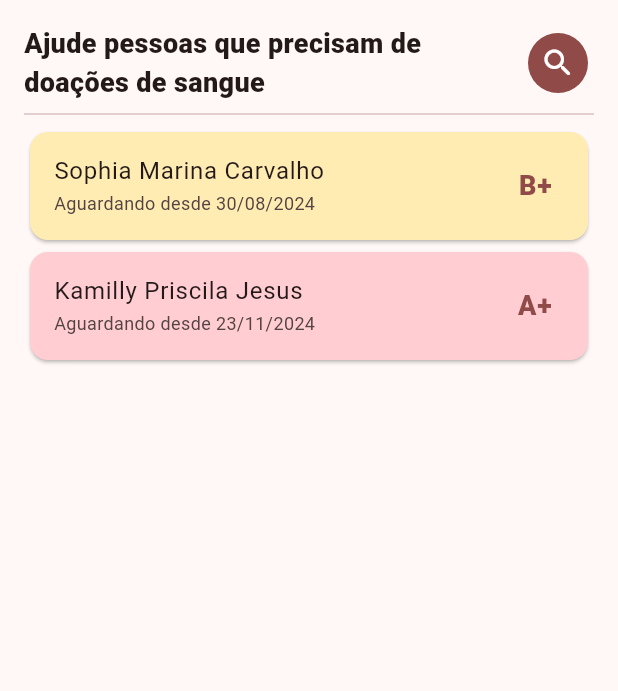
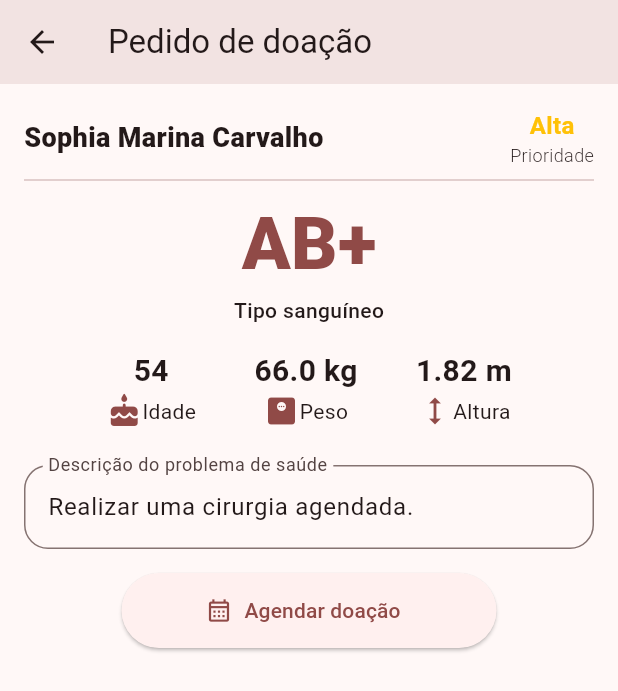
Before and after one commit to vilaJJ/flutter-pulselab, a Flutter app: the DonationsView screen opened directly, after a tap on "Sophia Marina Carvalho", on a phone screen of 412 x 824 dp. Shown: the top 691 px of the screen. Run offline on Flutter 3.47's test engine with Material 3 defaults, Android fonts, the phone set to English and light mode, and no system bars; accounts and stored records are empty.

Commit message:
✨ feat: Blood donation recipient details view created.

```diff
--- a/pulselab/lib/src/enums/blood_type.dart
+++ b/pulselab/lib/src/enums/blood_type.dart
@@ -1,32 +1,76 @@
 enum BloodType {
   aPositive(
     description: "A+",
+    canDonateTo: [
+      BloodType.abPositive,
+    ],
   ),
   aNegative(
     description: "A-",
+    canDonateTo: [
+      BloodType.aPositive,
+      BloodType.abPositive,
+      BloodType.abNegative,
+    ],
   ),
   bPositive(
     description: "B+",
+    canDonateTo: [
+      BloodType.abPositive,
+    ],
   ),
   bNegative(
     description: "B-",
+    canDonateTo: [
+      BloodType.bPositive,
+      BloodType.abPositive,
+      BloodType.abNegative,
+    ],
   ),
   abPositive(
     description: "AB+",
+    canDonateTo: [],
   ),
   abNegative(
     description: "AB-",
+    canDonateTo: [
+      BloodType.abPositive,
+    ],
   ),
   oPositive(
     description: "O+",
+    canDonateTo: [
+      BloodType.aPositive,
+      BloodType.bNegative,
+      BloodType.abPositive,
+    ],
   ),
   oNegative(
     description: "O-",
+    canDonateTo: [
+      BloodType.aPositive,
+      BloodType.aNegative,
+      BloodType.bPositive,
+      BloodType.bNegative,
+      BloodType.abPositive,
+      BloodType.abNegative,
+      BloodType.oPositive,
+    ],
   );
 
   const BloodType({
     required this.description,
+    required this.canDonateTo,
   });
 
   final String description;
+  final List<BloodType> canDonateTo;
+
+  bool validateCanDonateTo(BloodType bloodType) {
+    if (this == bloodType) {
+      return true;
+    }
+
+    return canDonateTo.contains(bloodType);
+  }
 }
--- a/pulselab/lib/src/repository/blood_donation_recipient/mock_blood_donation_recipient_repository.dart
+++ b/pulselab/lib/src/repository/blood_donation_recipient/mock_blood_donation_recipient_repository.dart
@@ -15,7 +15,7 @@ class MockBloodDonationRecipientRepository implements BloodDonationRecipientRepo
         weight: 66,
         height: 1.82,
         birthdate: DateTime(1970, 3, 1),
-        bloodType: BloodType.bPositive,
+        bloodType: BloodType.abPositive,
         priority: Priority.high,
       ),
       healthIssueDescription: "Realizar uma cirurgia agendada.",
--- /dev/null
+++ b/pulselab/lib/src/utilities/environment/user_environment.dart
@@ -0,0 +1,7 @@
+import 'package:pulselab/src/model/user_model.dart';
+
+class UserEnvironment {
+  UserEnvironment._();
+
+  static UserModel? actualUser;
+}
--- a/pulselab/lib/src/view/account/account_view.dart
+++ b/pulselab/lib/src/view/account/account_view.dart
@@ -1,10 +1,9 @@
 import 'package:flutter/material.dart';
 import 'package:pulselab/src/model/user_model.dart';
 import 'package:pulselab/src/view/account/my_donations_view.dart';
-import 'package:pulselab/src/widgets/blood_type_label.dart';
 import 'package:pulselab/src/widgets/icon_text_button.dart';
-import 'package:pulselab/src/widgets/icon_text_label.dart';
 import 'package:pulselab/src/widgets/information_not_found_adviser.dart';
+import 'package:pulselab/src/widgets/person_details.dart';
 import 'package:pulselab/src/widgets/pulse_lab_icons.dart';
 import 'package:pulselab/src/widgets/user_photo.dart';
 
@@ -45,30 +44,10 @@ class _AccountViewState extends State<AccountView> {
                 subtitle: Text(user.emailAddress),
                 trailing: const Icon(Icons.arrow_forward_ios),
               ),
-              BloodTypeLabel(
-                bloodType: user.bloodType,
-              ),
               Padding(
                 padding: const EdgeInsets.fromLTRB(16, 16, 16, 0),
-                child: Row(
-                  mainAxisAlignment: MainAxisAlignment.spaceEvenly,
-                  children: [
-                    IconTextLabel(
-                      data: user.age,
-                      icon: Icons.cake_rounded,
-                      title: "Idade",
-                    ),
-                    IconTextLabel(
-                      data: "${user.weight} kg",
-                      icon: Icons.monitor_weight_rounded,
-                      title: "Peso",
-                    ),
-                    IconTextLabel(
-                      data: "${user.height} m",
-                      icon: Icons.height_outlined,
-                      title: "Altura",
-                    ),
-                  ],
+                child: PersonDetails(
+                  person: user,
                 ),
               ),
               Expanded(
@@ -79,7 +58,7 @@ class _AccountViewState extends State<AccountView> {
                     Padding(
                       padding: const EdgeInsets.all(16.0),
                       child: IconTextButton(
-                        onPressed: () {},
+                        onPressed: _onAppointmentsHistoryPressed,
                         icon: Icons.calendar_month_outlined,
                         title: "Histórico de agendamentos",
                       ),
@@ -104,6 +83,8 @@ class _AccountViewState extends State<AccountView> {
 
   void _onUserTileTap() {}
 
+  void _onAppointmentsHistoryPressed() {}
+
   void _onMyDonationsPressed() async {
     await Navigator.of(context).push(
       MaterialPageRoute(
--- /dev/null
+++ b/pulselab/lib/src/view/donations/blood_donation_recipient_details_view.dart
@@ -0,0 +1,139 @@
+import 'package:flutter/material.dart';
+import 'package:pulselab/src/model/blood_donation_recipient_model.dart';
+import 'package:pulselab/src/model/patient_model.dart';
+import 'package:pulselab/src/viewmodel/donations/blood_donation_recipient_details_view_model.dart';
+import 'package:pulselab/src/widgets/person_details.dart';
+import 'package:pulselab/src/widgets/text_label.dart';
+
+class BloodDonationRecipientDetailsView extends StatefulWidget {
+  const BloodDonationRecipientDetailsView({
+    super.key,
+    required this.bloodDonationRecipient,
+  });
+
+  final BloodDonationRecipientModel bloodDonationRecipient;
+
+  @override
+  State<BloodDonationRecipientDetailsView> createState() => _BloodDonationRecipientDetailsViewState();
+}
+
+class _BloodDonationRecipientDetailsViewState extends State<BloodDonationRecipientDetailsView> {
+  final viewModel = BloodDonationRecipientDetailsViewModel();
+
+  late final PatientModel patient;
+  late final String? healthIssueDescription;
+  late final bool? canUserDonateToPatient;
+
+  @override
+  void initState() {
+    super.initState();
+    _loadInitialValues();
+  }
+
+  @override
+  Widget build(BuildContext context) {
+    final priority = patient.priority;
+
+    return Scaffold(
+      appBar: AppBar(
+        elevation: 8,
+        title: const Text("Pedido de doação"),
+      ),
+      body: Padding(
+        padding: const EdgeInsets.all(16),
+        child: Column(
+          children: [
+            Row(
+              children: [
+                Expanded(
+                  child: Text(
+                    patient.name,
+                    style: const TextStyle(
+                      fontWeight: FontWeight.w800,
+                      fontSize: 18,
+                    ),
+                  ),
+                ),
+                TextLabel(
+                  data: priority.description,
+                  dataColor: priority.color,
+                  title: "Prioridade",
+                ),
+              ],
+            ),
+            const Divider(),
+            PersonDetails(
+              person: patient,
+            ),
+            Visibility(
+              visible: healthIssueDescription != null,
+              child: Padding(
+                padding: const EdgeInsets.only(top: 24.0),
+                child: TextField(
+                  controller: TextEditingController(text: healthIssueDescription),
+                  readOnly: true,
+                  keyboardType: TextInputType.multiline,
+                  maxLines: null,
+                  decoration: InputDecoration(
+                    border: OutlineInputBorder(
+                      borderRadius: BorderRadius.circular(16),
+                    ),
+                    labelText: "Descrição do problema de saúde",
+                  ),
+                ),
+              ),
+            ),
+            Visibility(
+              visible: canUserDonateToPatient == false,
+              child: Padding(
+                padding: const EdgeInsets.only(top: 16),
+                child: ListTile(
+                  shape: OutlineInputBorder(
+                    borderRadius: BorderRadius.circular(16),
+                    borderSide: BorderSide(
+                      color: Colors.amber.shade900,
+                    ),
+                  ),
+                  leading: Icon(
+                    Icons.warning_amber_rounded,
+                    color: Colors.amber.shade900,
+                  ),
+                  title: const Text(
+                    "Você não pode realizar está doação.",
+                    style: TextStyle(
+                      fontWeight: FontWeight.w500,
+                    ),
+                  ),
+                  subtitle: Text(
+                    viewModel.getBloodTextMismatch(patient.bloodType),
+                    style: const TextStyle(
+                      fontWeight: FontWeight.w300,
+                    ),
+                  ),
+                ),
+              ),
+            ),
+            Padding(
+              padding: const EdgeInsets.only(top: 16),
+              child: SizedBox(
+                width: 250,
+                height: 50,
+                child: ElevatedButton.icon(
+                  onPressed: canUserDonateToPatient == true ? () {} : null,
+                  icon: const Icon(Icons.calendar_month_outlined),
+                  label: const Text("Agendar doação"),
+                ),
+              ),
+            ),
+          ],
+        ),
+      ),
+    );
+  }
+
+  void _loadInitialValues() {
+    patient = widget.bloodDonationRecipient.patient;
+    healthIssueDescription = widget.bloodDonationRecipient.healthIssueDescription;
+    canUserDonateToPatient = viewModel.validateIfUserCanDonateToPatient(patient.bloodType);
+  }
+}
--- a/pulselab/lib/src/view/donations/donations_view.dart
+++ b/pulselab/lib/src/view/donations/donations_view.dart
@@ -1,8 +1,11 @@
 import 'package:flutter/material.dart';
+import 'package:pulselab/src/model/blood_donation_recipient_model.dart';
 import 'package:pulselab/src/utilities/extensions/date_time_extensions.dart';
-import 'package:pulselab/src/viewmodel/donations_view_model.dart';
+import 'package:pulselab/src/view/donations/blood_donation_recipient_details_view.dart';
+import 'package:pulselab/src/viewmodel/donations/donations_view_model.dart';
 import 'package:pulselab/src/widgets/empty_list.dart';
 import 'package:pulselab/src/widgets/loading_adviser.dart';
+import 'package:pulselab/src/widgets/priority_legend.dart';
 import 'package:pulselab/src/widgets/search_title.dart';
 
 class DonationsView extends StatefulWidget {
@@ -25,6 +28,10 @@ class _DonationsViewState extends State<DonationsView> {
           children: [
             const SearchTitle(
               title: "Ajude pessoas que precisam de doações de sangue",
+            ),
+            const Padding(
+              padding: EdgeInsets.only(top: 8),
+              child: PriorityLegend(),
             ),
             const Divider(),
             FutureBuilder(
@@ -60,7 +67,7 @@ class _DonationsViewState extends State<DonationsView> {
                       return Card(
                         color: color,
                         child: ListTile(
-                          onTap: () {},
+                          onTap: () async => await _onBloodDonationRecipientPressed(bloodDonationRecipient),
                           shape: RoundedRectangleBorder(
                             borderRadius: BorderRadius.circular(10),
                           ),
@@ -95,4 +102,12 @@ class _DonationsViewState extends State<DonationsView> {
       ),
     );
   }
+
+  Future<void> _onBloodDonationRecipientPressed(BloodDonationRecipientModel value) async {
+    await Navigator.of(context).push(
+      MaterialPageRoute(
+        builder: (context) => BloodDonationRecipientDetailsView(bloodDonationRecipient: value),
+      ),
+    );
+  }
 }
--- /dev/null
+++ b/pulselab/lib/src/viewmodel/donations/blood_donation_recipient_details_view_model.dart
@@ -0,0 +1,24 @@
+import 'package:pulselab/src/enums/blood_type.dart';
+import 'package:pulselab/src/model/user_model.dart';
+import 'package:pulselab/src/utilities/environment/user_environment.dart';
+
+class BloodDonationRecipientDetailsViewModel {
+  final UserModel? _actualUser = UserEnvironment.actualUser;
+
+  bool? validateIfUserCanDonateToPatient(BloodType? patientBloodType) {
+    final userBloodType = _actualUser?.bloodType;
+
+    if (userBloodType == null || patientBloodType == null) {
+      return null;
+    }
+
+    return userBloodType.validateCanDonateTo(patientBloodType);
+  }
+
+  String getBloodTextMismatch(BloodType? patientBloodType) {
+    final userBloodTypeDescription = _actualUser?.bloodType?.description;
+    final patientBloodTypeDescription = patientBloodType?.description;
+
+    return "O tipo sanguíneo $userBloodTypeDescription não pode doar para o tipo $patientBloodTypeDescription.";
+  }
+}
--- a/pulselab/lib/src/viewmodel/main_view_model.dart
+++ b/pulselab/lib/src/viewmodel/main_view_model.dart
@@ -4,6 +4,7 @@ import 'package:pulselab/src/repository/user/mock_user_repository.dart';
 import 'package:pulselab/src/repository/user/user_repository.dart';
 import 'package:pulselab/src/services/preferences/mock_preferences.dart';
 import 'package:pulselab/src/services/preferences/preferences.dart';
+import 'package:pulselab/src/utilities/environment/user_environment.dart';
 
 class MainViewModel {
   UserModel? user;
@@ -13,6 +14,7 @@ class MainViewModel {
 
   Future<void> loadInitialData() async {
     await _getCurrentlyUser();
+    UserEnvironment.actualUser = user;
   }
 
   Future<void> _getCurrentlyUser() async {
--- /dev/null
+++ b/pulselab/lib/src/widgets/person_details.dart
@@ -0,0 +1,47 @@
+import 'package:flutter/material.dart';
+import 'package:pulselab/src/model/person_model.dart';
+import 'package:pulselab/src/widgets/blood_type_label.dart';
+import 'package:pulselab/src/widgets/icon_text_label.dart';
+
+class PersonDetails extends StatelessWidget {
+  const PersonDetails({
+    super.key,
+    required this.person,
+  });
+
+  final PersonModel person;
+
+  @override
+  Widget build(BuildContext context) {
+    return Column(
+      children: [
+        BloodTypeLabel(
+          bloodType: person.bloodType,
+        ),
+        Padding(
+          padding: const EdgeInsets.fromLTRB(16, 16, 16, 0),
+          child: Row(
+            mainAxisAlignment: MainAxisAlignment.spaceEvenly,
+            children: [
+              IconTextLabel(
+                data: person.age,
+                icon: Icons.cake_rounded,
+                title: "Idade",
+              ),
+              IconTextLabel(
+                data: "${person.weight} kg",
+                icon: Icons.monitor_weight_rounded,
+                title: "Peso",
+              ),
+              IconTextLabel(
+                data: "${person.height} m",
+                icon: Icons.height_outlined,
+                title: "Altura",
+              ),
+            ],
+          ),
+        ),
+      ],
+    );
+  }
+}
--- /dev/null
+++ b/pulselab/lib/src/widgets/priority_legend.dart
@@ -0,0 +1,53 @@
+import 'package:flutter/material.dart';
+import 'package:pulselab/src/enums/priority.dart';
+
+class PriorityLegend extends StatelessWidget {
+  const PriorityLegend({super.key});
+
+  @override
+  Widget build(BuildContext context) {
+    const priorityValues = Priority.values;
+
+    return Container(
+      decoration: BoxDecoration(
+        border: Border.all(
+          color: Theme.of(context).primaryColor,
+          width: 0.5,
+        ),
+        borderRadius: BorderRadius.circular(16),
+      ),
+      child: Padding(
+        padding: const EdgeInsets.all(8.0),
+        child: Row(
+          mainAxisAlignment: MainAxisAlignment.spaceBetween,
+          children: [
+            const Flexible(
+              flex: 1,
+              child: Text("Prioridades"),
+            ),
+            Flexible(
+              flex: 2,
+              child: Column(
+                mainAxisAlignment: MainAxisAlignment.spaceBetween,
+                crossAxisAlignment: CrossAxisAlignment.end,
+                children: List.generate(
+                  priorityValues.length,
+                  (index) {
+                    final priorityValue = priorityValues[index];
+                    return Text(
+                      priorityValue.description,
+                      style: TextStyle(
+                        color: priorityValue.color,
+                        fontWeight: FontWeight.bold,
+                      ),
+                    );
+                  },
+                ),
+              ),
+            )
+          ],
+        ),
+      ),
+    );
+  }
+}
--- /dev/null
+++ b/pulselab/lib/src/widgets/text_label.dart
@@ -0,0 +1,39 @@
+import 'package:flutter/material.dart';
+
+class TextLabel<T> extends StatelessWidget {
+  const TextLabel({
+    super.key,
+    required this.data,
+    this.dataColor,
+    required this.title,
+  });
+
+  final T data;
+  final Color? dataColor;
+  final String title;
+
+  @override
+  Widget build(BuildContext context) {
+    return Column(
+      mainAxisAlignment: MainAxisAlignment.center,
+      crossAxisAlignment: CrossAxisAlignment.center,
+      children: [
+        Text(
+          data.toString(),
+          style: TextStyle(
+            color: dataColor,
+            fontSize: 16,
+            fontWeight: FontWeight.w600,
+          ),
+        ),
+        Text(
+          title,
+          style: const TextStyle(
+            fontSize: 12,
+            fontWeight: FontWeight.w300,
+          ),
+        ),
+      ],
+    );
+  }
+}
```
Also changed, not shown: pulselab/lib/src/viewmodel/donations/donations_view_model.dart (renamed from pulselab/lib/src/viewmodel/donations_view_model.dart).
